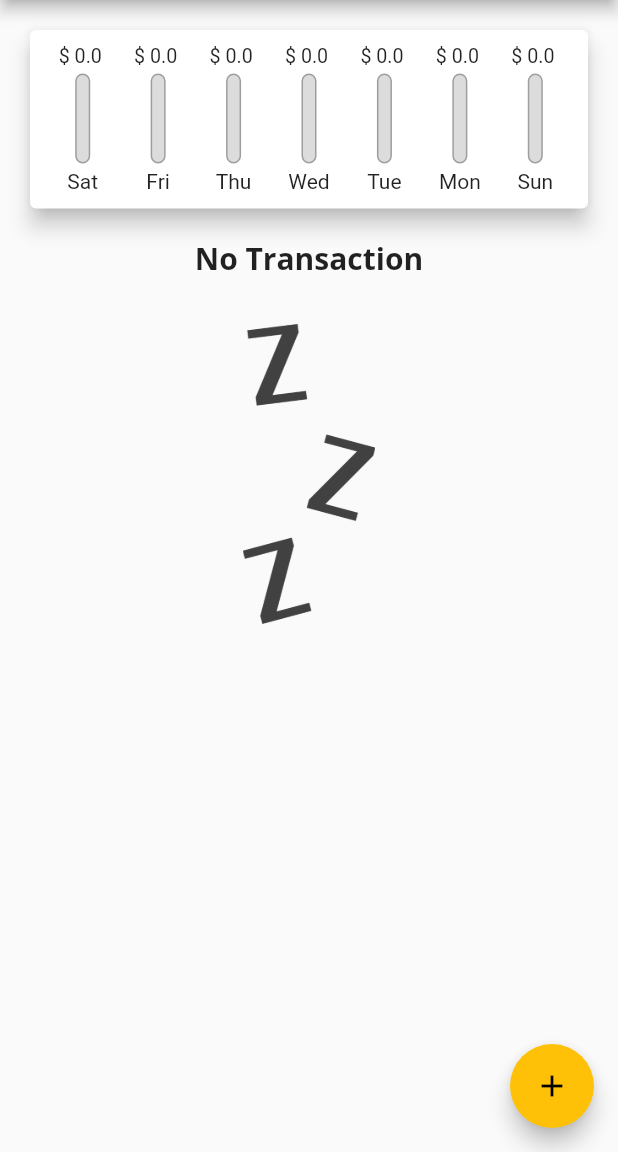
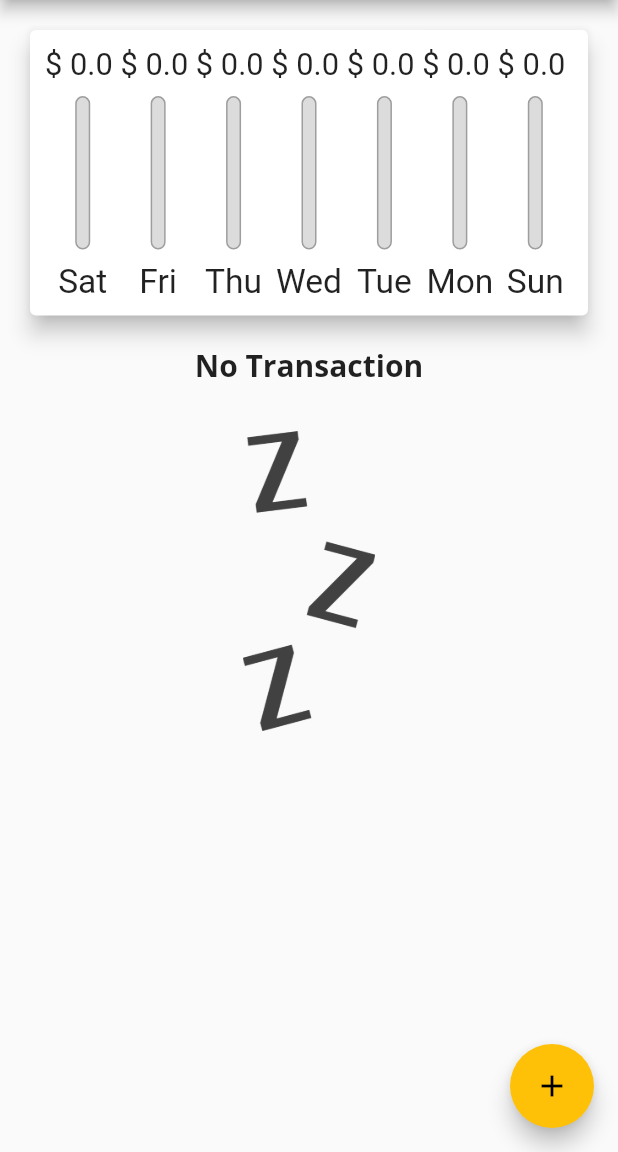
Before and after one commit to jhenilparihar/expense-tracker, a Flutter app: the screen it shows after launch, on a phone screen of 412 x 824 dp, the part 84-1236 px from its top. Run offline on Flutter 3.47's test engine with Material 2 defaults, Android fonts, the phone set to English and light mode, and no system bars.

Commit message:
dynamically resizing chart.

```diff
--- a/lib/main.dart
+++ b/lib/main.dart
@@ -136,22 +136,34 @@ class _MyHomePageState extends State<MyHomePage> {
 
   @override
   Widget build(BuildContext context) {
+    final appBar = AppBar(
+      title: const Text('Expense Tracker'),
+      actions: <Widget>[
+        IconButton(
+            onPressed: () => _startAddNewTransaction(context),
+            icon: Icon(Icons.add))
+      ],
+    );
+
     return Scaffold(
-      appBar: AppBar(
-        title: const Text('Expense Tracker'),
-        actions: <Widget>[
-          IconButton(
-              onPressed: () => _startAddNewTransaction(context),
-              icon: Icon(Icons.add))
-        ],
-      ),
+      appBar: appBar,
       body: SingleChildScrollView(
         child: Column(
           // mainAxisAlignment: MainAxisAlignment.spaceAround,
           crossAxisAlignment: CrossAxisAlignment.stretch,
           children: <Widget>[
-            Chart(_recentTransaction),
-            TransactionList(_userTransaction, _deleteTransaction),
+            Container(
+                height: (MediaQuery.of(context).size.height -
+                        appBar.preferredSize.height -
+                        MediaQuery.of(context).padding.top) *
+                    0.3,
+                child: Chart(_recentTransaction)),
+            Container(
+                height: (MediaQuery.of(context).size.height -
+                        appBar.preferredSize.height -
+                        MediaQuery.of(context).padding.top) *
+                    0.7,
+                child: TransactionList(_userTransaction, _deleteTransaction)),
           ],
         ),
       ),
--- a/lib/widgets/chart.dart
+++ b/lib/widgets/chart.dart
@@ -47,7 +47,7 @@ class Chart extends StatelessWidget {
           children: groupedTransactionValues.map((data) {
             return Flexible(
               fit: FlexFit.tight,
-              child: Chart_Bar(
+              child: ChartBar(
                 data['day'],
                 data['amount'],
                 maxSpending == 0.0
--- a/lib/widgets/chart_bar.dart
+++ b/lib/widgets/chart_bar.dart
@@ -1,32 +1,31 @@
 // ignore_for_file: prefer_typing_uninitialized_variables, sized_box_for_whitespace, prefer_const_constructors
 
-import 'package:flutter/cupertino.dart';
 import 'package:flutter/material.dart';
-import 'package:flutter/src/foundation/key.dart';
-import 'package:flutter/src/widgets/framework.dart';
 
-class Chart_Bar extends StatelessWidget {
+class ChartBar extends StatelessWidget {
   final label;
   final amount;
   final percentage;
 
-  Chart_Bar(this.label, this.amount, this.percentage);
+  ChartBar(this.label, this.amount, this.percentage);
 
   @override
   Widget build(BuildContext context) {
+    return LayoutBuilder(
+      builder: (context, constraints) {
         return Column(
           children: <Widget>[
             Container(
-          height: 15,
+              height: constraints.maxHeight * 0.15,
               child: FittedBox(
                 child: Text("\$ $amount "),
               ),
             ),
             SizedBox(
-          height: 4,
+              height: constraints.maxHeight * 0.05,
             ),
             Container(
-          height: 60,
+              height: constraints.maxHeight * 0.6,
               width: 10,
               child: Stack(children: <Widget>[
                 Container(
@@ -51,10 +50,17 @@ class Chart_Bar extends StatelessWidget {
               ]),
             ),
             SizedBox(
-          height: 4,
+              height: constraints.maxHeight * 0.05,
             ),
-        Text(label)
+            Container(
+              height: constraints.maxHeight * 0.15,
+              child: FittedBox(
+                child: Text(label),
+              ),
+            )
           ],
+        );
+      },
     );
   }
 }
--- a/lib/widgets/transaction_list.dart
+++ b/lib/widgets/transaction_list.dart
@@ -13,7 +13,6 @@ class TransactionList extends StatelessWidget {
   @override
   Widget build(BuildContext context) {
     return Container(
-      height: 500,
       margin: const EdgeInsets.symmetric(vertical: 0, horizontal: 5),
       child: transactions.isEmpty
           ? Column(
```
Lines whose indentation alone changed are shown as unchanged.
